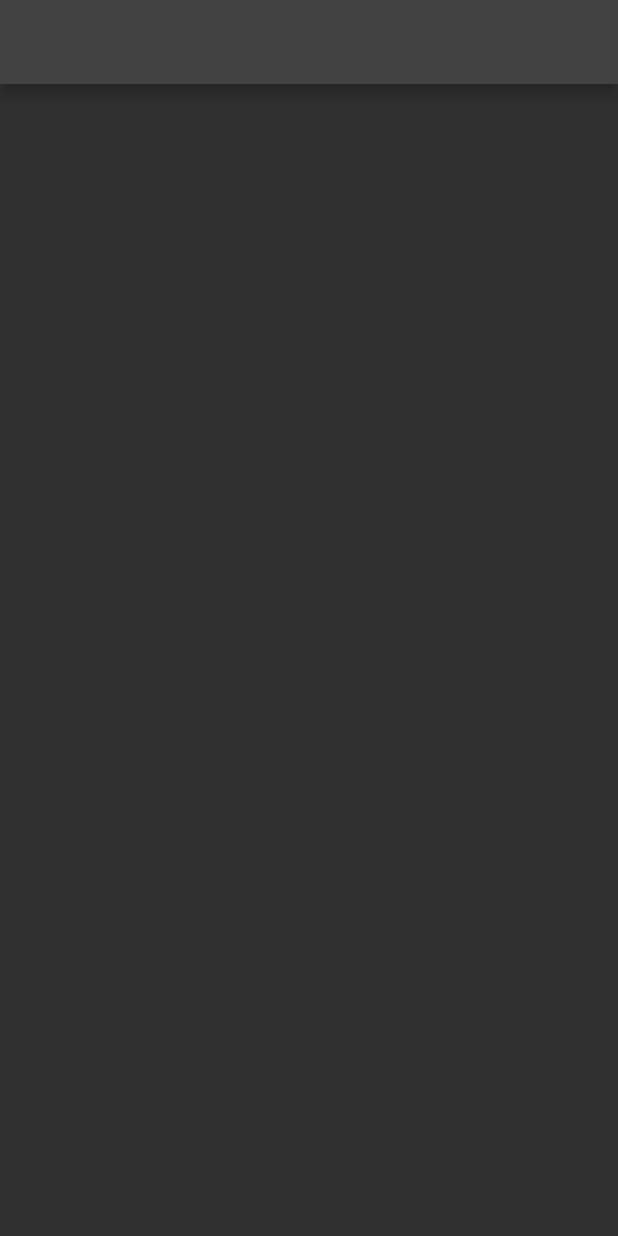
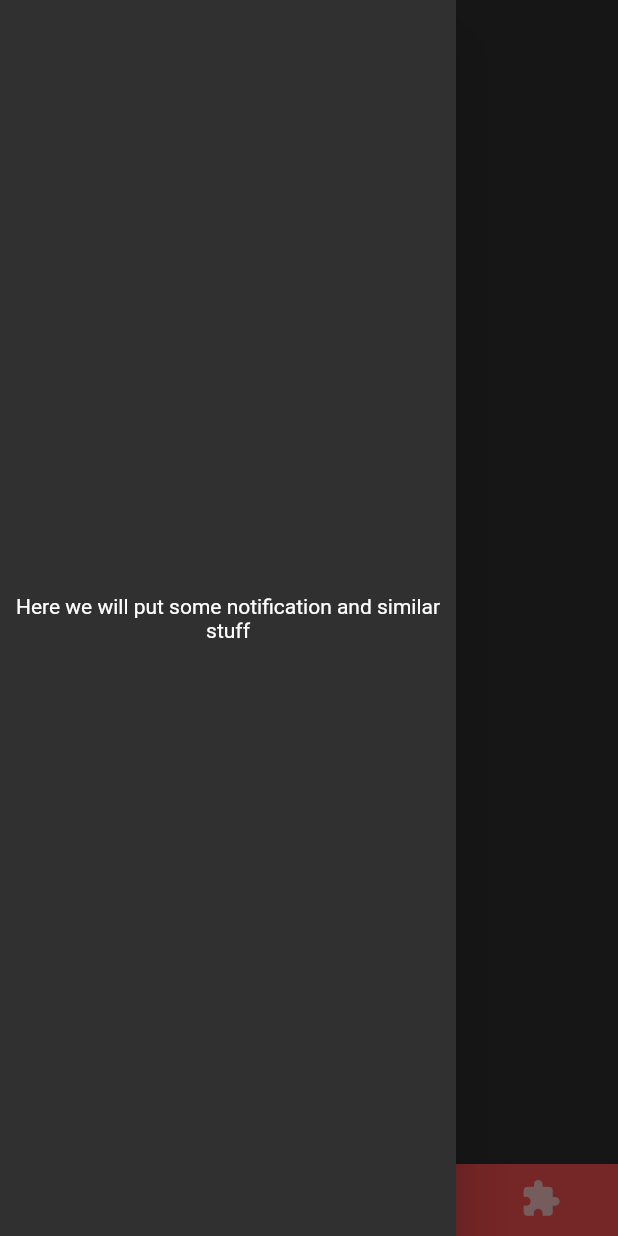
Before and after one commit to Berkay-Ates/kelepir_frontend, a Flutter app: the screen it shows after launch, with the side drawer open (before the commit the screen has no drawer), on a phone screen of 412 x 824 dp. Run offline on Flutter 3.47's test engine with Material 2 defaults, Android fonts, the light colour scheme and no system bars.

Commit message:
general file structure designed and main page view partly implemented

```diff
--- /dev/null
+++ b/lib/feature/home/view/home_view.dart
@@ -0,0 +1,64 @@
+import 'package:flutter/material.dart';
+import 'package:kelepir/product/constants/ic_sizes/Icon_Size.dart';
+import 'package:kelepir/product/constants/margins/margins.dart';
+import 'package:kelepir/product/widgets/dummyViews.dart';
+import '../../../product/enums/tabbar_enums.dart';
+
+class HomeView extends StatefulWidget {
+  const HomeView({super.key});
+  @override
+  State<HomeView> createState() => _HomeViewState();
+}
+
+class _HomeViewState extends State<HomeView> with TickerProviderStateMixin {
+  late final _tabController;
+  final String title = 'Home View';
+  @override
+  void initState() {
+    super.initState();
+    _tabController = TabController(length: Tabs.values.length, vsync: this);
+  }
+
+  @override
+  Widget build(BuildContext context) {
+    return DefaultTabController(
+        length: Tabs.values.length,
+        child: Scaffold(
+          appBar: AppBar(title: Text(title), elevation: 0, backgroundColor: Colors.transparent),
+          floatingActionButton: FloatingActionButton(onPressed: (() {}), child: const Icon(Icons.add_a_photo_outlined)),
+          floatingActionButtonLocation: FloatingActionButtonLocation.centerDocked,
+          drawer: Drawer(
+            child: Padding(
+              padding: const EdgeInsets.all(8.0),
+              child: Column(
+                mainAxisAlignment: MainAxisAlignment.center,
+                children: const [
+                  Text(
+                    'Here we will put some notification and similar stuff',
+                    textAlign: TextAlign.center,
+                  )
+                ],
+              ),
+            ),
+          ),
+          bottomNavigationBar: BottomAppBar(
+            color: Colors.redAccent,
+            shape: const CircularNotchedRectangle(),
+            notchMargin: ProjectMargins.nothcedMargin,
+            child: TabBar(
+                padding: EdgeInsets.zero,
+                controller: _tabController,
+                tabs: Tabs.values.map((e) => Tab(child: Icon(e.getIcons(), size: IconSizes.iConLargeSize))).toList()),
+          ),
+          body: TabBarView(
+            controller: _tabController,
+            children: const [
+              DummyViews(infoText: 'Map page'),
+              DummyViews(infoText: 'List page'),
+              DummyViews(infoText: 'Profile page'),
+              DummyViews(infoText: 'Extra page'),
+            ],
+          ),
+        ));
+  }
+}
--- a/lib/main.dart
+++ b/lib/main.dart
@@ -1,4 +1,6 @@
 import 'package:flutter/material.dart';
+
+import 'feature/home/view/home_view.dart';
 
 void main() {
   runApp(const MyApp());
@@ -13,22 +15,7 @@ class MyApp extends StatelessWidget {
       title: 'Flutter Demo',
       debugShowCheckedModeBanner: false,
       theme: ThemeData.dark(),
-      home: const BasicView(),
+      home: const HomeView(),
     );
   }
 }
-
-class BasicView extends StatefulWidget {
-  const BasicView({super.key});
-  @override
-  State<BasicView> createState() => _BasicViewState();
-}
-
-class _BasicViewState extends State<BasicView> {
-  @override
-  Widget build(BuildContext context) {
-    return Scaffold(
-      appBar: AppBar(),
-    );
-  }
-}
--- /dev/null
+++ b/lib/product/constants/ic_sizes/icon_size.dart
@@ -0,0 +1,5 @@
+class IconSizes {
+  static const iConNormalSize = 18.0;
+  static const iConSmallSize = 12.0;
+  static const iConLargeSize = 27.0;
+}
--- /dev/null
+++ b/lib/product/constants/margins/margins.dart
@@ -0,0 +1,3 @@
+class ProjectMargins {
+  static const nothcedMargin = 10.0;
+}
--- /dev/null
+++ b/lib/product/enums/tabbar_enums.dart
@@ -0,0 +1,22 @@
+import 'package:flutter/material.dart';
+
+enum Tabs { map, list, profile, extra }
+
+extension UpperCase on Tabs {
+  String upperCaseFirstLetter() {
+    return name.toUpperCase();
+  }
+
+  IconData getIcons() {
+    switch (this) {
+      case Tabs.map:
+        return Icons.location_on_outlined;
+      case Tabs.list:
+        return Icons.shopify_outlined;
+      case Tabs.profile:
+        return Icons.person_outline_outlined;
+      case Tabs.extra:
+        return Icons.extension_rounded;
+    }
+  }
+}
--- /dev/null
+++ b/lib/product/widgets/dummyViews.dart
@@ -0,0 +1,19 @@
+import 'package:flutter/material.dart';
+
+class DummyViews extends StatefulWidget {
+  const DummyViews({super.key, required this.infoText});
+  @override
+  State<DummyViews> createState() => _DummyViewsState();
+  final infoText;
+}
+
+class _DummyViewsState extends State<DummyViews> {
+  @override
+  Widget build(BuildContext context) {
+    return Container(
+        child: Column(
+      mainAxisAlignment: MainAxisAlignment.center,
+      children: [Text(widget.infoText), Text(widget.infoText), Text(widget.infoText), Text(widget.infoText)],
+    ));
+  }
+}
```
